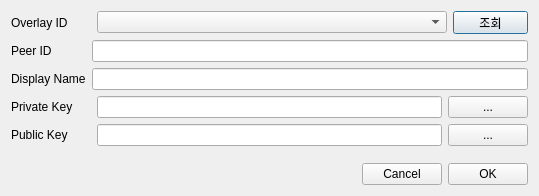
ITU-T-SG11-Q8/FVapp, file GUI/JOIN_ROOM.ui: the form before one commit.
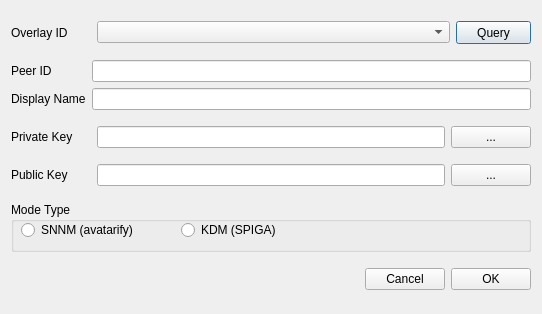
The form after the commit.

Commit message: KDM (SPIGA) 모듈 적용

Patch:
```diff
--- a/GUI/JOIN_ROOM.ui
+++ b/GUI/JOIN_ROOM.ui
@@ -7,7 +7,7 @@
     <x>0</x>
     <y>0</y>
     <width>539</width>
-    <height>196</height>
+    <height>314</height>
    </rect>
   </property>
   <property name="windowTitle">
@@ -53,34 +53,7 @@
         </size>
        </property>
        <property name="text">
-        <string>조회</string>
-       </property>
-      </widget>
-     </item>
-    </layout>
-   </item>
-   <item row="6" column="0">
-    <layout class="QHBoxLayout" name="horizontalLayout">
-     <item>
-      <widget class="QLabel" name="label_4">
-       <property name="minimumSize">
-        <size>
-         <width>80</width>
-         <height>20</height>
-        </size>
-       </property>
-       <property name="text">
-        <string>Private Key</string>
-       </property>
-      </widget>
-     </item>
-     <item>
-      <widget class="QLineEdit" name="lineEdit_private_key"/>
-     </item>
-     <item>
-      <widget class="QPushButton" name="button_search_private">
-       <property name="text">
-        <string>...</string>
+        <string>Query</string>
        </property>
       </widget>
      </item>
@@ -110,6 +83,78 @@
      </item>
     </layout>
    </item>
+   <item row="8" column="0">
+    <widget class="QGroupBox" name="ModeType">
+     <property name="minimumSize">
+      <size>
+       <width>520</width>
+       <height>50</height>
+      </size>
+     </property>
+     <property name="maximumSize">
+      <size>
+       <width>520</width>
+       <height>50</height>
+      </size>
+     </property>
+     <property name="title">
+      <string>Mode Type</string>
+     </property>
+     <widget class="QRadioButton" name="radioButton_kdm">
+      <property name="geometry">
+       <rect>
+        <x>170</x>
+        <y>20</y>
+        <width>131</width>
+        <height>16</height>
+       </rect>
+      </property>
+      <property name="text">
+       <string>KDM (SPIGA)</string>
+      </property>
+     </widget>
+     <widget class="QRadioButton" name="radioButton_snnm">
+      <property name="geometry">
+       <rect>
+        <x>10</x>
+        <y>20</y>
+        <width>151</width>
+        <height>16</height>
+       </rect>
+      </property>
+      <property name="text">
+       <string>SNNM (avatarify)</string>
+      </property>
+     </widget>
+    </widget>
+   </item>
+   <item row="6" column="0">
+    <layout class="QHBoxLayout" name="horizontalLayout">
+     <item>
+      <widget class="QLabel" name="label_4">
+       <property name="minimumSize">
+        <size>
+         <width>80</width>
+         <height>20</height>
+        </size>
+       </property>
+       <property name="text">
+        <string>Private Key</string>
+       </property>
+      </widget>
+     </item>
+     <item>
+      <widget class="QLineEdit" name="lineEdit_private_key"/>
+     </item>
+     <item>
+      <widget class="QPushButton" name="button_search_private">
+       <property name="text">
+        <string>...</string>
+       </property>
+      </widget>
+     </item>
+    </layout>
+   </item>
    <item row="9" column="0">
     <layout class="QHBoxLayout" name="horizontalLayout_4">
      <item>
@@ -168,19 +213,6 @@
      </item>
     </layout>
    </item>
-   <item row="8" column="0">
-    <spacer name="verticalSpacer">
-     <property name="orientation">
-      <enum>Qt::Vertical</enum>
-     </property>
-     <property name="sizeHint" stdset="0">
-      <size>
-       <width>20</width>
-       <height>40</height>
-      </size>
-     </property>
-    </spacer>
-   </item>
   </layout>
  </widget>
  <tabstops>
```
Left out of the diff: 2 changed lines with no effect on the pictures. The commit also changes 138 other files.
